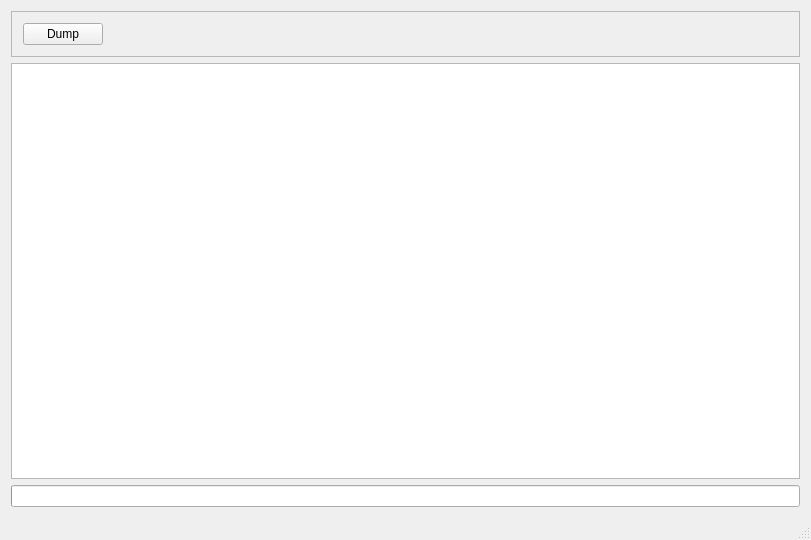
Old version of the form server/servermainwindow.ui in the repository eespdg/dbusdemo.
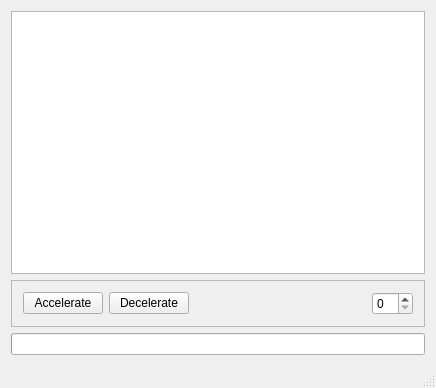
New version of the form.

The edit to the form file:
```diff
--- a/server/servermainwindow.ui
+++ b/server/servermainwindow.ui
@@ -6,8 +6,8 @@
    <rect>
     <x>0</x>
     <y>0</y>
-    <width>811</width>
-    <height>540</height>
+    <width>436</width>
+    <height>388</height>
    </rect>
   </property>
   <property name="windowTitle">
@@ -15,6 +15,13 @@
   </property>
   <widget class="QWidget" name="centralWidget">
    <layout class="QVBoxLayout" name="verticalLayout">
+    <item>
+     <widget class="QPlainTextEdit" name="plainTextEdit">
+      <property name="readOnly">
+       <bool>true</bool>
+      </property>
+     </widget>
+    </item>
     <item>
      <widget class="QFrame" name="frame">
       <property name="frameShape">
@@ -27,7 +34,14 @@
        <item>
         <widget class="QPushButton" name="dump">
          <property name="text">
-          <string>Dump</string>
+          <string>Accelerate</string>
+         </property>
+        </widget>
+       </item>
+       <item>
+        <widget class="QPushButton" name="btnDecelerate">
+         <property name="text">
+          <string>Decelerate</string>
          </property>
         </widget>
        </item>
@@ -44,12 +58,12 @@
          </property>
         </spacer>
        </item>
+       <item>
+        <widget class="QSpinBox" name="spinBox"/>
+       </item>
       </layout>
      </widget>
     </item>
-    <item>
-     <widget class="QGraphicsView" name="graphicsView"/>
-    </item>
     <item>
      <widget class="QProgressBar" name="progressBar"/>
     </item>
```
Left out of the diff: 2 changed lines with no effect on the pictures.
